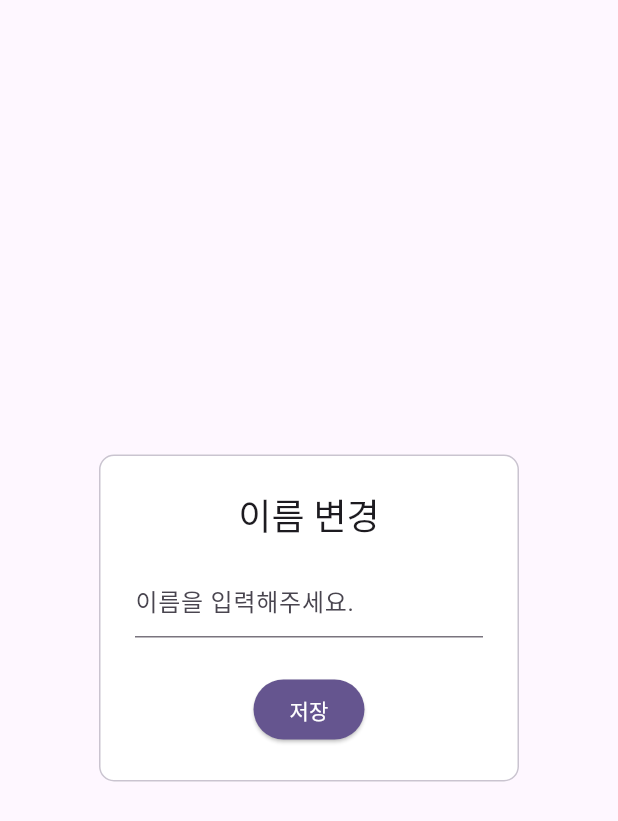
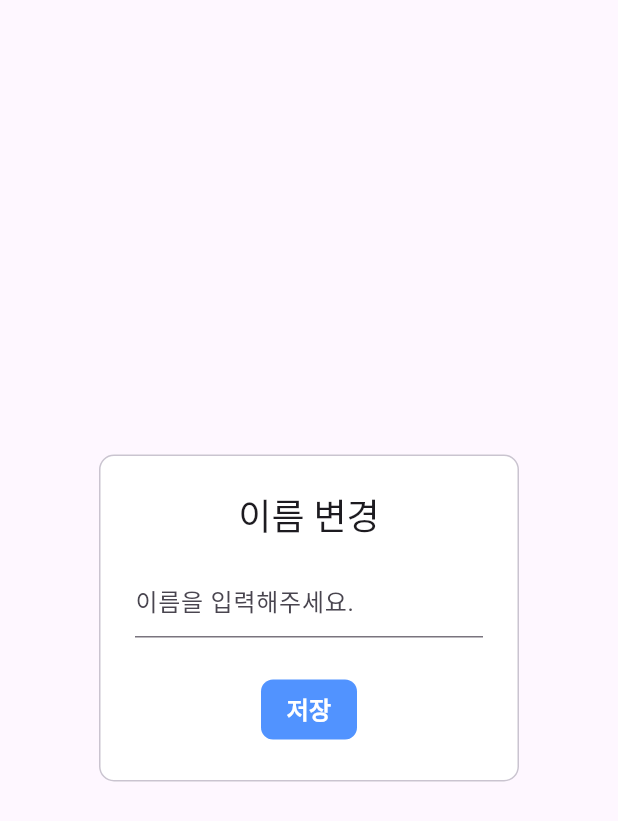
Before and after one commit to AIIA-GCU/VinTeum-FE, a Flutter app: what nameDialog() shows on an empty page, opened directly, on a phone screen of 412 x 824 dp. Shown: the top 821 px of the screen. Run offline on Flutter 3.47's test engine with Material 3 defaults, Android fonts, the phone set to English and light mode, and no system bars; our stand-ins replace image_picker.

Commit message:
[feat] Custom Dialog & Switch

```diff
--- a/lib/widget/dialog.dart
+++ b/lib/widget/dialog.dart
@@ -123,15 +123,22 @@ class _nameDialogState extends State<nameDialog> {
           ),
           actions: <Widget>[
             Center(
-              child: ElevatedButton(
-                style: ElevatedButton.styleFrom(
-                    shape: RoundedRectangleBorder(
-                        borderRadius: BorderRadius.circular(20)),
-                    backgroundColor: VinTeumColors.primaryColor),
-                onPressed: () => Navigator.pop(context, _nameController.text),
-                child: Text("저장", style: TextStyle(color: Colors.white)),
-              ),
-            ),
+                child: TextButton(
+                  style: ElevatedButton.styleFrom(
+                      backgroundColor: VinTeumColors.mainBlue,
+                      shape: RoundedRectangleBorder(
+                        borderRadius: BorderRadius.circular(8),
+                      )),
+                  onPressed: () {},
+                  child: Text(
+                    "저장",
+                    style: TextStyle(
+                      fontSize: 16,
+                      fontWeight: FontWeight.bold,
+                      color: Colors.white,
+                    ),
+                  ),
+                ))
           ],
           shape: RoundedRectangleBorder(
               borderRadius: BorderRadius.all(Radius.circular(10)),
```
Also changed, not shown: lib/Common/custom_switch.dart (added, +86 -0 lines), assets/img/ex_img.png (deleted), lib/Common/custom_dialog.dart (indentation only).
